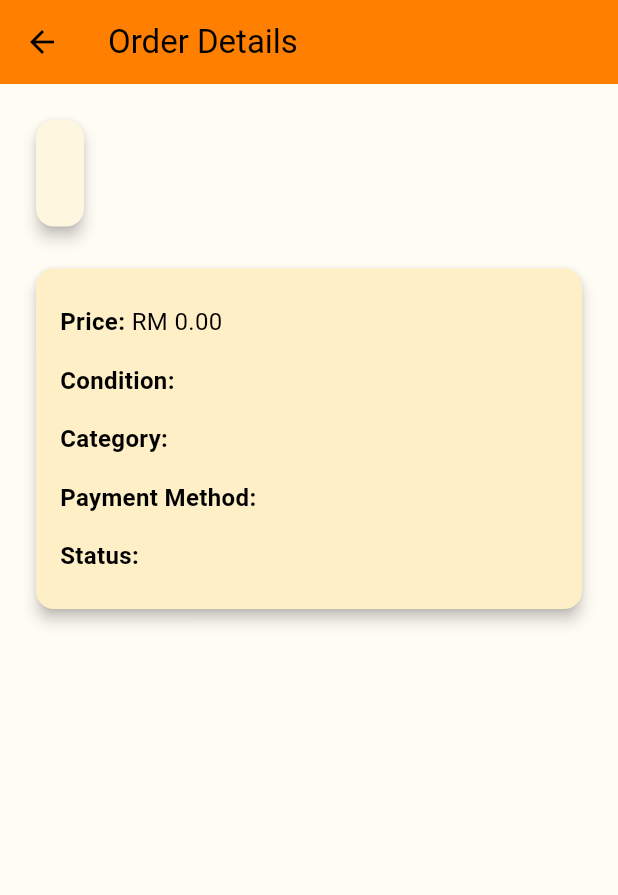
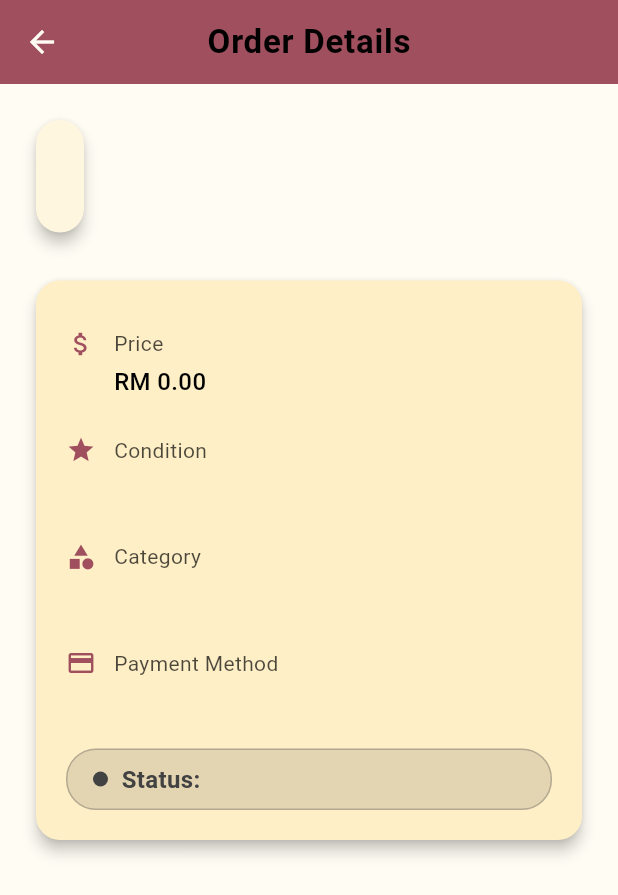
Before and after one commit to nuramirahathirahnazli/utmThrift-mobile, a Flutter app: the OrderHistoryDetailsPage screen opened directly with empty values, on a phone screen of 412 x 824 dp. Shown: the top 895 px of the screen. Run offline on Flutter 3.47's test engine with Material 3 defaults, Android fonts, the phone set to English and light mode, and no system bars; our stand-ins replace file_picker, flutter_rating_bar, image_picker, photo_view, shared_preferences, webview_flutter; missing offline and left inert: webview_flutter_android; accounts and stored records are empty.

Commit message:
SprintTesting : Apply comprehensive UI enhancements for a more polished and accessible OrderHistoryPage

```diff
--- a/utmthrift_mobile/lib/views/order/order_history_details_page.dart
+++ b/utmthrift_mobile/lib/views/order/order_history_details_page.dart
@@ -14,14 +14,23 @@ class OrderHistoryDetailsPage extends StatelessWidget {
   Widget build(BuildContext context) {
     final item = order.item;
     final isPending = order.status.toLowerCase() == 'pending';
+    final statusColor = _getStatusColor(order.status);
 
     return Scaffold(
       backgroundColor: AppColors.base,
       appBar: AppBar(
-        title: const Text('Order Details',
-            style: TextStyle(color: AppColors.color10)),
-        backgroundColor: AppColors.color1,
-        iconTheme: const IconThemeData(color: AppColors.color10),
+        title: const Text(
+          'Order Details',
+          style: TextStyle(
+            color: AppColors.color10,
+            fontWeight: FontWeight.w600,
+            letterSpacing: 0.5,
+          ),
+        ),
+        backgroundColor: AppColors.color2, // Changed to maroon color
+        iconTheme: const IconThemeData(color: AppColors.base),
+        elevation: 0,
+        centerTitle: true,
       ),
       body: SingleChildScrollView(
         padding: const EdgeInsets.all(20),
@@ -30,37 +39,38 @@ class OrderHistoryDetailsPage extends StatelessWidget {
           children: [
             // Item Card
             Card(
-              color: AppColors.color12,
               elevation: 4,
               shape: RoundedRectangleBorder(
-                borderRadius: BorderRadius.circular(12),
+                borderRadius: BorderRadius.circular(16),
               ),
+              color: AppColors.color12,
               child: Padding(
                 padding: const EdgeInsets.all(16),
                 child: Column(
                   crossAxisAlignment: CrossAxisAlignment.start,
                   children: [
-                    Text(item?.name ?? 'Unknown Item',
+                    Text(
+                      item?.name ?? 'Unknown Item',
                       style: const TextStyle(
                         fontSize: 22,
                         fontWeight: FontWeight.bold,
-                            color: AppColors.color10)),
-                    const SizedBox(height: 8),
+                        color: AppColors.color10,
+                      ),
+                    ),
+                    const SizedBox(height: 12),
                     if (item?.imageUrls != null && item!.imageUrls.isNotEmpty)
-                      SizedBox(
-                        height: 200,
-                        child: ListView.builder(
-                          scrollDirection: Axis.horizontal,
+                      Container(
+                        height: 220,
+                        decoration: BoxDecoration(
+                          borderRadius: BorderRadius.circular(12),
+                        ),
+                        child: ClipRRect(
+                          borderRadius: BorderRadius.circular(12),
+                          child: PageView.builder(
                             itemCount: item.imageUrls.length,
-                          itemBuilder: (context, index) => Padding(
-                            padding: const EdgeInsets.only(right: 8),
-                            child: ClipRRect(
-                              borderRadius: BorderRadius.circular(8),
-                              child: Image.network(
+                            itemBuilder: (context, index) => Image.network(
                               item.imageUrls[index],
-                                width: 200,
                               fit: BoxFit.cover,
-                              ),
                             ),
                           ),
                         ),
@@ -70,32 +80,73 @@ class OrderHistoryDetailsPage extends StatelessWidget {
               ),
             ),
 
-            const SizedBox(height: 20),
+            const SizedBox(height: 24),
 
             // Order Details Card
             Card(
-              color: AppColors.color5,
               elevation: 4,
               shape: RoundedRectangleBorder(
-                borderRadius: BorderRadius.circular(12),
+                borderRadius: BorderRadius.circular(16),
               ),
+              color: AppColors.color5,
               child: Padding(
-                padding: const EdgeInsets.all(16),
+                padding: const EdgeInsets.all(20),
                 child: Column(
                   crossAxisAlignment: CrossAxisAlignment.start,
                   children: [
-                    _buildDetailRow('Price',
-                        'RM ${item?.price.toStringAsFixed(2) ?? '0.00'}'),
-                    _buildDetailRow('Condition', item?.condition ?? 'Unknown'),
                     _buildDetailRow(
-                        'Category', item?.category ?? 'Unknown'),
+                      Icons.attach_money,
+                      'Price',
+                      'RM ${item?.price.toStringAsFixed(2) ?? '0.00'}',
+                    ),
                     _buildDetailRow(
-                        'Payment Method', order.paymentMethod),
-                    _buildDetailRow('Status', order.status,
-                        isHighlighted: true,
-                        highlightColor: isPending
-                            ? AppColors.color4
-                            : const Color.fromARGB(153, 43, 92, 6)),
+                      Icons.star,
+                      'Condition',
+                      item?.condition ?? 'Unknown',
+                    ),
+                    _buildDetailRow(
+                      Icons.category,
+                      'Category',
+                      item?.category ?? 'Unknown',
+                    ),
+                    _buildDetailRow(
+                      Icons.payment,
+                      'Payment Method',
+                      order.paymentMethod,
+                    ),
+                    const SizedBox(height: 8),
+                    Container(
+                      padding: const EdgeInsets.symmetric(
+                        horizontal: 16,
+                        vertical: 8,
+                      ),
+                      decoration: BoxDecoration(
+                        color: statusColor.withOpacity(0.15),
+                        borderRadius: BorderRadius.circular(20),
+                        border: Border.all(
+                          color: statusColor.withOpacity(0.3),
+                          width: 1,
+                        ),
+                      ),
+                      child: Row(
+                        children: [
+                          Icon(
+                            Icons.circle,
+                            size: 12,
+                            color: statusColor,
+                          ),
+                          const SizedBox(width: 8),
+                          Text(
+                            'Status: ${order.status.toUpperCase()}',
+                            style: TextStyle(
+                              color: statusColor,
+                              fontWeight: FontWeight.bold,
+                              fontSize: 16,
+                            ),
+                          ),
+                        ],
+                      ),
+                    ),
                   ],
                 ),
               ),
@@ -104,23 +155,25 @@ class OrderHistoryDetailsPage extends StatelessWidget {
             const SizedBox(height: 24),
 
             if (isPending)
-              Center(
-                child: SizedBox(
+              SizedBox(
                 width: double.infinity,
                 child: ElevatedButton(
                   onPressed: () => _showConfirmDialog(context),
                   style: ElevatedButton.styleFrom(
-                      backgroundColor: AppColors.color1,
+                    backgroundColor: AppColors.color2, // Maroon button
                     padding: const EdgeInsets.symmetric(vertical: 16),
                     shape: RoundedRectangleBorder(
                       borderRadius: BorderRadius.circular(12),
                     ),
+                    elevation: 2,
                   ),
-                    child: const Text('Mark as Received',
+                  child: const Text(
+                    'Mark as Received',
                     style: TextStyle(
                       fontSize: 16,
                       fontWeight: FontWeight.bold,
-                            color: AppColors.color10)),
+                      color: AppColors.base, // Light text on dark button
+                    ),
                   ),
                 ),
               ),
@@ -130,28 +183,57 @@ class OrderHistoryDetailsPage extends StatelessWidget {
     );
   }
 
-  Widget _buildDetailRow(String label, String value,
-      {bool isHighlighted = false, Color? highlightColor}) {
+  Widget _buildDetailRow(IconData icon, String label, String value) {
     return Padding(
-      padding: const EdgeInsets.symmetric(vertical: 8),
+      padding: const EdgeInsets.symmetric(vertical: 12),
       child: Row(
+        crossAxisAlignment: CrossAxisAlignment.start,
         children: [
-          Text('$label: ',
+          Icon(
+            icon,
+            size: 20,
+            color: AppColors.color2, // Maroon icons
+          ),
+          const SizedBox(width: 12),
+          Expanded(
+            child: Column(
+              crossAxisAlignment: CrossAxisAlignment.start,
+              children: [
+                Text(
+                  label,
+                  style: TextStyle(
+                    fontSize: 14,
+                    color: AppColors.color10.withOpacity(0.7),
+                  ),
+                ),
+                const SizedBox(height: 4),
+                Text(
+                  value,
                   style: const TextStyle(
-                  fontWeight: FontWeight.bold,
+                    fontSize: 16,
+                    fontWeight: FontWeight.w500,
                     color: AppColors.color10,
-                  fontSize: 16)),
-          Expanded(
-            child: Text(value,
-                style: TextStyle(
-                    fontSize: 16,
-                    color: isHighlighted
-                        ? highlightColor ?? AppColors.color10
-                        : AppColors.color10)),
+                  ),
+                ),
+              ],
+            ),
           ),
         ],
       ),
     );
+  }
+
+  Color _getStatusColor(String status) {
+    switch (status.toLowerCase()) {
+      case 'completed':
+        return Colors.green[800]!;
+      case 'pending':
+        return Colors.orange[800]!;
+      case 'cancelled':
+        return Colors.red[800]!;
+      default:
+        return Colors.grey[800]!;
+    }
   }
 
   void _showConfirmDialog(BuildContext context) {
@@ -162,15 +244,24 @@ class OrderHistoryDetailsPage extends StatelessWidget {
         shape: RoundedRectangleBorder(
           borderRadius: BorderRadius.circular(16),
         ),
-        title: const Text('Confirm Order',
-            style: TextStyle(color: AppColors.color10)),
-        content: const Text('Are you sure you received this item?',
-            style: TextStyle(color: AppColors.color10)),
+        title: const Text(
+          'Confirm Order',
+          style: TextStyle(
+            color: AppColors.color10,
+            fontWeight: FontWeight.bold,
+          ),
+        ),
+        content: const Text(
+          'Are you sure you received this item?',
+          style: TextStyle(color: AppColors.color10),
+        ),
         actions: [
           TextButton(
             onPressed: () => Navigator.pop(ctx),
-            child: const Text('Cancel',
-                style: TextStyle(color: AppColors.color4)),
+            child: const Text(
+              'Cancel',
+              style: TextStyle(color: AppColors.color4),
+            ),
           ),
           ElevatedButton(
             onPressed: () async {
@@ -178,10 +269,12 @@ class OrderHistoryDetailsPage extends StatelessWidget {
               await _confirmOrder(context);
             },
             style: ElevatedButton.styleFrom(
-              backgroundColor: AppColors.color1,
+              backgroundColor: AppColors.color2, // Maroon button
             ),
-            child: const Text('Confirm',
-                style: TextStyle(color: AppColors.color10)),
+            child: const Text(
+              'Confirm',
+              style: TextStyle(color: AppColors.base),
+            ),
           ),
         ],
       ),
@@ -206,19 +299,28 @@ class OrderHistoryDetailsPage extends StatelessWidget {
         shape: RoundedRectangleBorder(
           borderRadius: BorderRadius.circular(16),
         ),
-        title: const Text('Success',
-            style: TextStyle(color: AppColors.color6)),
-        content: const Text('Order marked as completed.',
-            style: TextStyle(color: AppColors.color10)),
+        title: Text(
+          'Success',
+          style: TextStyle(
+            color: Colors.green[800],
+            fontWeight: FontWeight.bold,
+          ),
+        ),
+        content: const Text(
+          'Order marked as completed.',
+          style: TextStyle(color: AppColors.color10),
+        ),
         actions: [
           TextButton(
             onPressed: () {
               Navigator.pop(context);
               Navigator.pop(context, true);
             },
-            child: const Text('OK',
-                style: TextStyle(color: AppColors.color1)),
-          )
+            child: const Text(
+              'OK',
+              style: TextStyle(color: AppColors.color2),
+            ),
+          ),
         ],
       ),
     );
@@ -232,16 +334,25 @@ class OrderHistoryDetailsPage extends StatelessWidget {
         shape: RoundedRectangleBorder(
           borderRadius: BorderRadius.circular(16),
         ),
-        title: const Text('Error',
-            style: TextStyle(color: AppColors.color4)),
-        content: const Text('Failed to update order status.',
-            style: TextStyle(color: AppColors.color10)),
+        title: Text(
+          'Error',
+          style: TextStyle(
+            color: Colors.red[800],
+            fontWeight: FontWeight.bold,
+          ),
+        ),
+        content: const Text(
+          'Failed to update order status.',
+          style: TextStyle(color: AppColors.color10),
+        ),
         actions: [
           TextButton(
             onPressed: () => Navigator.pop(context),
-            child: const Text('OK',
-                style: TextStyle(color: AppColors.color1)),
-          )
+            child: const Text(
+              'OK',
+              style: TextStyle(color: AppColors.color2),
+            ),
+          ),
         ],
       ),
     );
```
Lines whose indentation alone changed are shown as unchanged.
